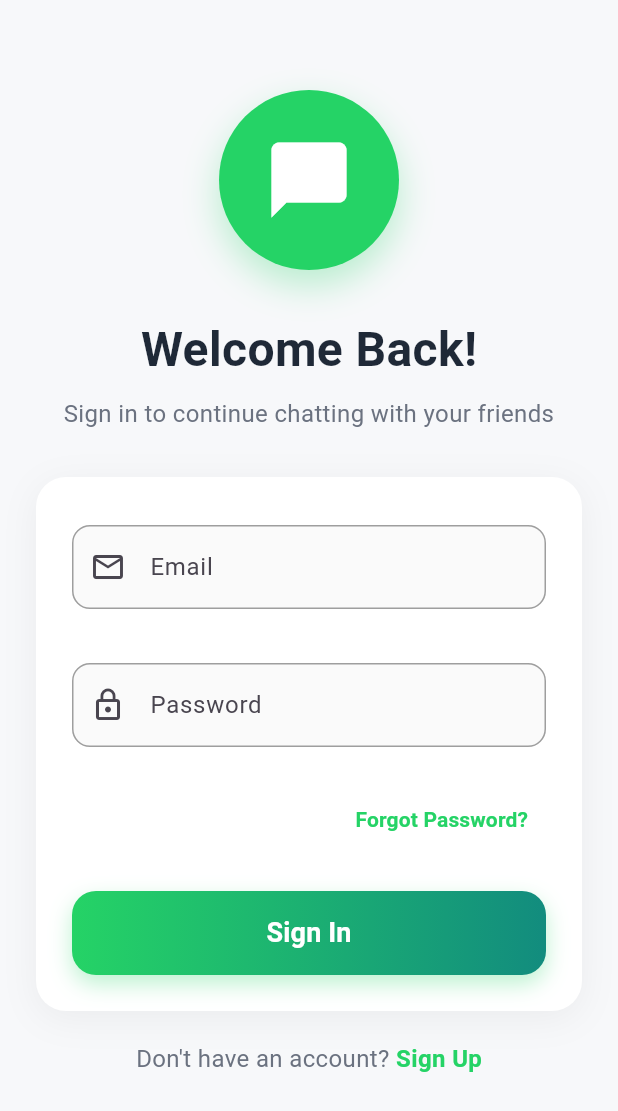
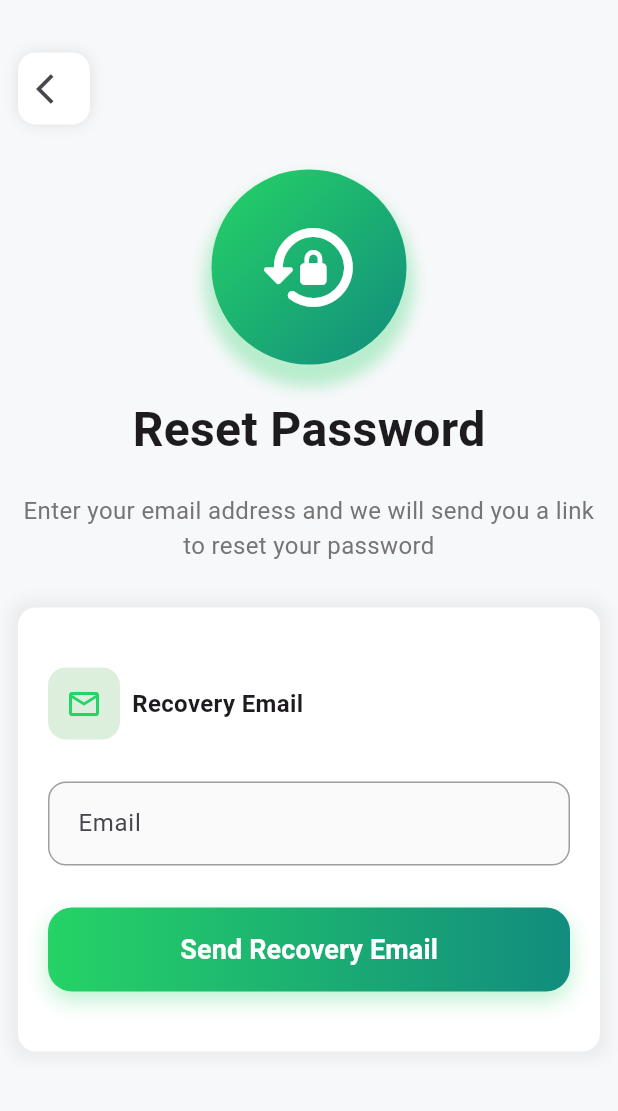
Before and after one commit to OmarElmanzalawy/chat_app_starter_batch3_nti, a Flutter app: the screen it shows after launch, after a tap on "Sign In", after a tap on "Forgot Password?", on a phone screen of 412 x 824 dp. Shown: the top 1111 px of the screen. Run offline on Flutter 3.47's test engine with Material 3 defaults, Android fonts, the phone set to English and light mode, and no system bars; our stand-ins replace cloud_firestore, firebase_auth, firebase_core; accounts and stored records are empty; network calls fail.

Commit message:
add reset password ui

```diff
--- a/lib/main.dart
+++ b/lib/main.dart
@@ -1,5 +1,7 @@
 import 'package:chat_app_starter/views/email_verification_screen.dart';
+import 'package:chat_app_starter/views/home_screen.dart';
 import 'package:chat_app_starter/views/sign_up_screen.dart';
+import 'package:firebase_auth/firebase_auth.dart';
 import 'package:firebase_core/firebase_core.dart';
 import 'package:flutter/material.dart';
 
--- a/lib/views/home_screen.dart
+++ b/lib/views/home_screen.dart
@@ -1,11 +1,15 @@
+import 'package:chat_app_starter/constants/app_colors.dart';
+import 'package:firebase_auth/firebase_auth.dart';
 import 'package:flutter/material.dart';
 
 class HomeScreen extends StatelessWidget {
+
   const HomeScreen({super.key});
 
   @override
   Widget build(BuildContext context) {
     return Scaffold(
+      backgroundColor: AppColors.background,
       body: Container(),
     );
   }
--- /dev/null
+++ b/lib/views/reset_password_screen.dart
@@ -0,0 +1,120 @@
+import 'package:chat_app_starter/constants/app_colors.dart';
+import 'package:chat_app_starter/widgets/action_button.dart';
+import 'package:chat_app_starter/widgets/custom_textfield.dart';
+import 'package:flutter/material.dart';
+
+class ResetPasswordScreen extends StatelessWidget {
+  ResetPasswordScreen({super.key});
+
+  final TextEditingController _emailController = TextEditingController();
+
+  @override
+  Widget build(BuildContext context) {
+    return Scaffold(
+      backgroundColor: AppColors.background,
+      body: Padding(
+        padding: const EdgeInsets.symmetric(horizontal: 12.0,vertical: 20),
+        child: Container(
+          // color: Colors.red,
+          width: double.infinity,
+          child: Column(
+            children: [
+              const SizedBox(height: 15,),
+              Align(
+                alignment: Alignment.centerLeft,
+                child: Container(
+                  decoration: BoxDecoration(
+                    color: Colors.white,
+
+                    borderRadius: BorderRadius.circular(12),
+                    boxShadow: [
+                      BoxShadow(
+                        color: Colors.black.withOpacity(0.1),
+                        blurRadius: 8
+                      )
+                    ]
+                  ),
+                  child: IconButton(onPressed: (){
+                    Navigator.pop(context);
+                  }, icon: Icon(Icons.arrow_back_ios)),
+                ),
+              ),
+              const SizedBox(height: 30,),
+              Container(
+                padding: EdgeInsets.all(30),
+                decoration: BoxDecoration(
+                  shape: BoxShape.circle,
+                  boxShadow: [
+                    BoxShadow(
+                        color: AppColors.brightGreen.withOpacity(0.3),
+                        blurRadius: 8,
+                        spreadRadius: 5,
+                        offset: Offset(0, 10)
+                      )
+                  ],
+                  gradient: LinearGradient(
+                    colors: [AppColors.brightGreen,AppColors.endGradient],
+                    begin: Alignment.topLeft,
+                    end: Alignment.bottomRight
+                    )
+                ),
+                child: Icon(Icons.lock_reset_rounded,color: Colors.white,size: 70,),
+              ),
+              const SizedBox(height: 20,),
+              Text("Reset Password",style: TextStyle(fontSize: 32,fontWeight: FontWeight.w600),),
+              const SizedBox(height: 20,),
+              Text(
+                "Enter your email address and we will send you a link to reset your password",
+                style: TextStyle(color: Colors.grey.shade600,fontSize: 16,),
+                textAlign: TextAlign.center,
+                ),
+                const SizedBox(height: 30,),
+              Container(
+                padding: EdgeInsets.symmetric(horizontal: 20, vertical: 40),
+                decoration: BoxDecoration(
+                  color: Colors.white,
+                  borderRadius: BorderRadius.circular(12),
+                  boxShadow: [
+                     BoxShadow(
+                        color: Colors.black.withOpacity(0.05),
+                        blurRadius: 8,
+                        spreadRadius: 5,
+
+                      )
+                  ],
+                ),
+                child: Column(
+                  children: [
+                    Row(
+                      spacing: 8,
+                      children: [
+                        Container(
+                          padding: EdgeInsets.all(12),
+                          decoration: BoxDecoration(
+                            borderRadius: BorderRadius.circular(12),
+                            color: Colors.green.withOpacity(0.2)
+                          ),
+                          child: Icon(Icons.mail_outline,color: AppColors.brightGreen,),
+                        ),
+
+                        Text("Recovery Email",style: TextStyle(fontWeight: FontWeight.bold,fontSize: 16),)
+                      ],
+                    ),
+                    const SizedBox(height: 20,),
+                    CustomTextField(hintText: "Enter your email", labelText: "Email", controller: _emailController),
+                    const SizedBox(height: 20,),
+                    ActionButton(onPressed: (){
+
+                    },
+                    title: "Send Recovery Email",
+                    )
+                  ],
+                ),
+              )
+            ],
+          ),
+        ),
+      ),
+    );
+  }
+}
--- a/lib/views/sign_in_screen.dart
+++ b/lib/views/sign_in_screen.dart
@@ -1,4 +1,5 @@
 import 'package:chat_app_starter/services/auth_service.dart';
+import 'package:chat_app_starter/views/reset_password_screen.dart';
 import 'package:chat_app_starter/views/sign_up_screen.dart';
 import 'package:chat_app_starter/widgets/custom_textfield.dart';
 import 'package:flutter/material.dart';
@@ -114,7 +115,7 @@ class SignInScreen extends StatelessWidget {
                         alignment: Alignment.centerRight,
                         child: TextButton(
                           onPressed: () {
-
+                           Navigator.push(context, MaterialPageRoute(builder:(context) => ResetPasswordScreen(),));
                           },
                           child: const Text(
                             'Forgot Password?',
--- a/lib/widgets/action_button.dart
+++ b/lib/widgets/action_button.dart
@@ -2,9 +2,10 @@ import 'package:chat_app_starter/constants/app_colors.dart';
 import 'package:flutter/material.dart';
 
 class ActionButton extends StatelessWidget {
-  const ActionButton({super.key,required this.onPressed});
+  const ActionButton({super.key,required this.onPressed,required this.title});
 
   final VoidCallback onPressed;
+  final String title;
 
   @override
   Widget build(BuildContext context) {
@@ -37,8 +38,8 @@ class ActionButton extends StatelessWidget {
                               borderRadius: BorderRadius.circular(16),
                             ),
                           ),
-                          child: const Text(
-                            'Create Account',
+                          child:  Text(
+                            title,
                             style: TextStyle(
                               fontSize: 18,
                               fontWeight: FontWeight.w600,
--- a/lib/widgets/custom_textfield.dart
+++ b/lib/widgets/custom_textfield.dart
@@ -1,3 +1,4 @@
+import 'package:chat_app_starter/constants/app_colors.dart';
 import 'package:flutter/material.dart';
 
 class CustomTextField extends StatelessWidget {
```
